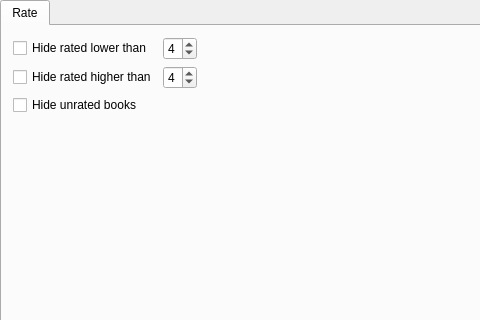
First picture: the form in src/home/flibrary/gui/dialogs/FilterSettingsDialog.ui, repository heimdallr/books, before the edit; both pictures show x 0 to 480 and y 0 to 320 of the 932 by 850 pixel window.
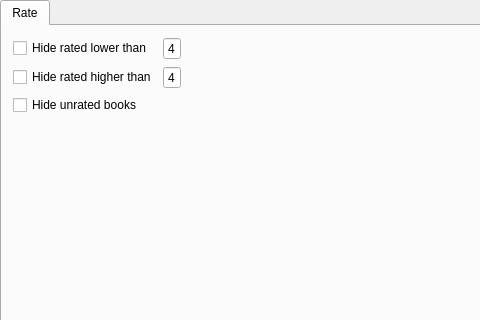
Second picture: the form after the edit. Custom widgets are drawn as their Qt base class.

Commit message: Тупое управление шириной спинбоксов в теме windows11

The edit to the form file:
```diff
--- a/src/home/flibrary/gui/dialogs/FilterSettingsDialog.ui
+++ b/src/home/flibrary/gui/dialogs/FilterSettingsDialog.ui
@@ -45,6 +45,9 @@
        </item>
        <item row="1" column="1">
         <widget class="QSpinBox" name="maximumRating">
+         <property name="buttonSymbols">
+          <enum>QAbstractSpinBox::ButtonSymbols::NoButtons</enum>
+         </property>
          <property name="minimum">
           <number>1</number>
          </property>
@@ -65,6 +68,9 @@
        </item>
        <item row="0" column="1">
         <widget class="QSpinBox" name="minimumRating">
+         <property name="buttonSymbols">
+          <enum>QAbstractSpinBox::ButtonSymbols::NoButtons</enum>
+         </property>
          <property name="minimum">
           <number>1</number>
          </property>
```
The commit also changes 1 other file.
